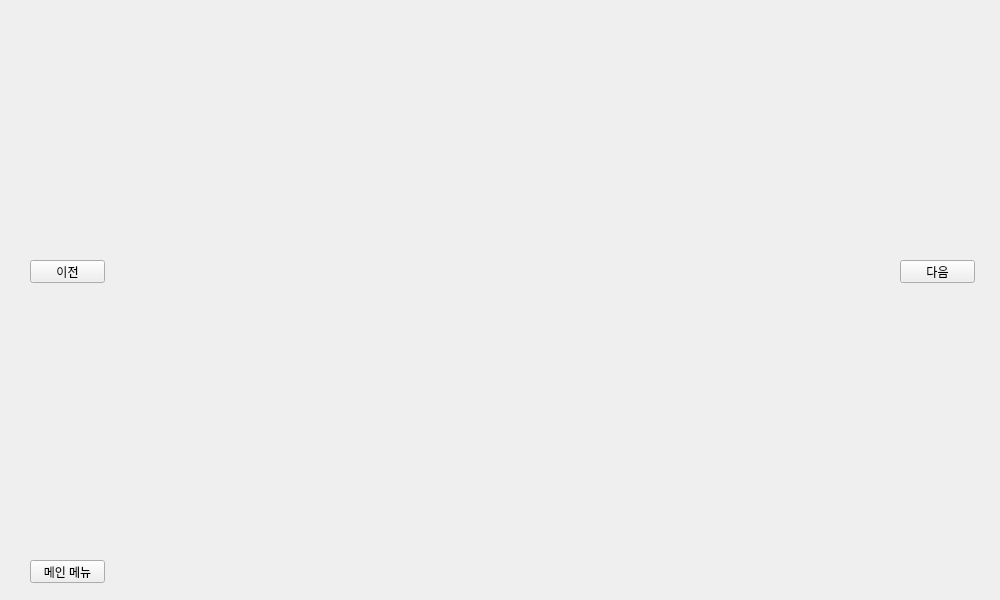
First picture: the form in src/ui/basic_study.ui, repository Software-Engineering-Team5/Software-Engineering-Team5, before the edit.
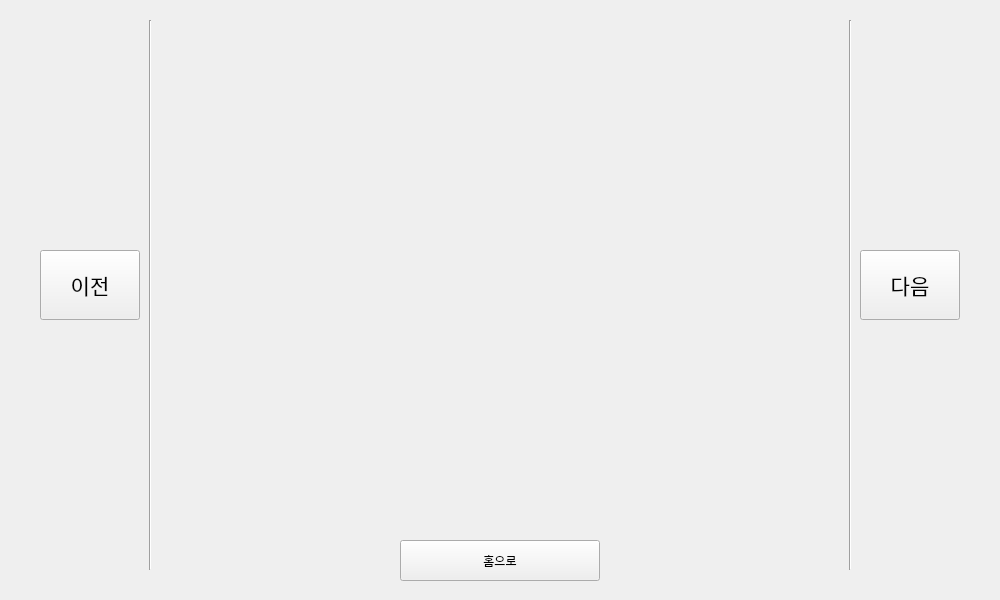
Second picture: the form after the edit.

Diff of the .ui file:
```diff
--- a/src/ui/basic_study.ui
+++ b/src/ui/basic_study.ui
@@ -16,12 +16,17 @@
   <widget class="QPushButton" name="pushButton_before">
    <property name="geometry">
     <rect>
-     <x>30</x>
-     <y>260</y>
-     <width>75</width>
-     <height>23</height>
+     <x>40</x>
+     <y>250</y>
+     <width>100</width>
+     <height>70</height>
     </rect>
    </property>
+   <property name="font">
+    <font>
+     <pointsize>16</pointsize>
+    </font>
+   </property>
    <property name="text">
     <string>이전</string>
    </property>
@@ -29,12 +34,17 @@
   <widget class="QPushButton" name="pushButton_after">
    <property name="geometry">
     <rect>
-     <x>900</x>
-     <y>260</y>
-     <width>75</width>
-     <height>23</height>
+     <x>860</x>
+     <y>250</y>
+     <width>100</width>
+     <height>70</height>
     </rect>
    </property>
+   <property name="font">
+    <font>
+     <pointsize>16</pointsize>
+    </font>
+   </property>
    <property name="text">
     <string>다음</string>
    </property>
@@ -42,14 +52,14 @@
   <widget class="QPushButton" name="pushButton_main">
    <property name="geometry">
     <rect>
-     <x>30</x>
-     <y>560</y>
-     <width>75</width>
-     <height>23</height>
+     <x>400</x>
+     <y>540</y>
+     <width>200</width>
+     <height>41</height>
     </rect>
    </property>
    <property name="text">
-    <string>메인 메뉴</string>
+    <string>홈으로</string>
    </property>
   </widget>
   <widget class="QLabel" name="label_eng">
@@ -71,10 +81,10 @@
   <widget class="QLabel" name="label_kor">
    <property name="geometry">
     <rect>
-     <x>320</x>
-     <y>270</y>
-     <width>251</width>
-     <height>51</height>
+     <x>350</x>
+     <y>230</y>
+     <width>300</width>
+     <height>100</height>
     </rect>
    </property>
    <property name="text">
@@ -84,6 +94,32 @@
     <set>Qt::AlignCenter</set>
    </property>
   </widget>
+  <widget class="Line" name="line">
+   <property name="geometry">
+    <rect>
+     <x>140</x>
+     <y>20</y>
+     <width>20</width>
+     <height>550</height>
+    </rect>
+   </property>
+   <property name="orientation">
+    <enum>Qt::Vertical</enum>
+   </property>
+  </widget>
+  <widget class="Line" name="line_2">
+   <property name="geometry">
+    <rect>
+     <x>840</x>
+     <y>20</y>
+     <width>20</width>
+     <height>550</height>
+    </rect>
+   </property>
+   <property name="orientation">
+    <enum>Qt::Vertical</enum>
+   </property>
+  </widget>
  </widget>
  <resources/>
  <connections/>
```
